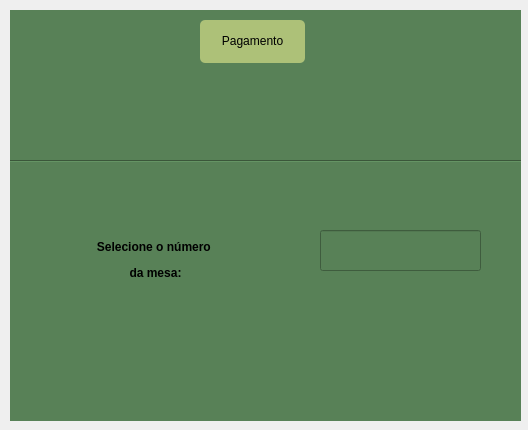
This is telas_qt/numero_mesa_pagamento.ui in lauraprass/aplicativo_de_pedidos_para_restaurante as Qt 5 draws it before an edit. The edited form follows.
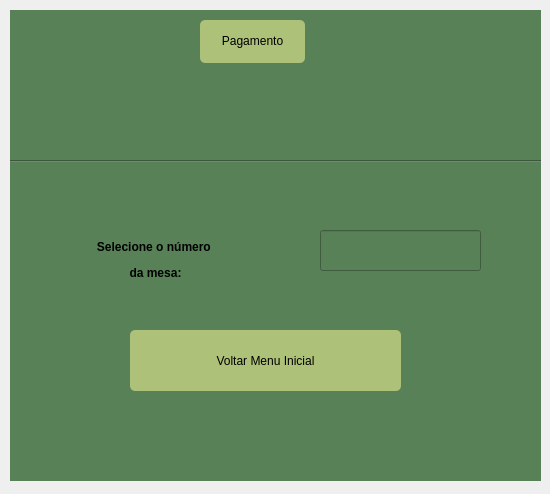
This is the edited form. Icons and pictures are not drawn.

Commit message:
botao adicionado
botao adicionado "voltar menu inicial"

The edit to the form file:
```diff
--- a/telas_qt/numero_mesa_pagamento.ui
+++ b/telas_qt/numero_mesa_pagamento.ui
@@ -6,8 +6,8 @@
    <rect>
     <x>0</x>
     <y>0</y>
-    <width>528</width>
-    <height>430</height>
+    <width>550</width>
+    <height>494</height>
    </rect>
   </property>
   <property name="windowTitle">
@@ -18,8 +18,8 @@
     <rect>
      <x>10</x>
      <y>10</y>
-     <width>511</width>
-     <height>411</height>
+     <width>531</width>
+     <height>471</height>
     </rect>
    </property>
    <property name="styleSheet">
@@ -101,8 +101,8 @@
    <widget class="QWidget" name="widget_flor" native="true">
     <property name="geometry">
      <rect>
-      <x>30</x>
-      <y>340</y>
+      <x>20</x>
+      <y>410</y>
       <width>81</width>
       <height>41</height>
      </rect>
@@ -133,8 +133,8 @@
    <widget class="QWidget" name="widget_flor_2" native="true">
     <property name="geometry">
      <rect>
-      <x>210</x>
-      <y>340</y>
+      <x>180</x>
+      <y>410</y>
       <width>81</width>
       <height>41</height>
      </rect>
@@ -165,8 +165,8 @@
    <widget class="QWidget" name="widget_flor_3" native="true">
     <property name="geometry">
      <rect>
-      <x>370</x>
-      <y>340</y>
+      <x>330</x>
+      <y>410</y>
       <width>81</width>
       <height>41</height>
      </rect>
@@ -233,6 +233,36 @@
      </item>
     </layout>
    </widget>
+   <widget class="QWidget" name="widget_menu_inicial" native="true">
+    <property name="geometry">
+     <rect>
+      <x>100</x>
+      <y>310</y>
+      <width>301</width>
+      <height>81</height>
+     </rect>
+    </property>
+    <widget class="QPushButton" name="btn_menu_inicial">
+     <property name="geometry">
+      <rect>
+       <x>20</x>
+       <y>10</y>
+       <width>271</width>
+       <height>61</height>
+      </rect>
+     </property>
+     <property name="styleSheet">
+      <string notr="true">background-color: #adc178; 
+font: 75 8pt &quot;MS Shell Dlg 2&quot;;
+font: 75 10pt &quot;MS Shell Dlg 2&quot;;
+border-radius: 5px;
+</string>
+     </property>
+     <property name="text">
+      <string>Voltar Menu Inicial</string>
+     </property>
+    </widget>
+   </widget>
   </widget>
  </widget>
  <resources>
```
